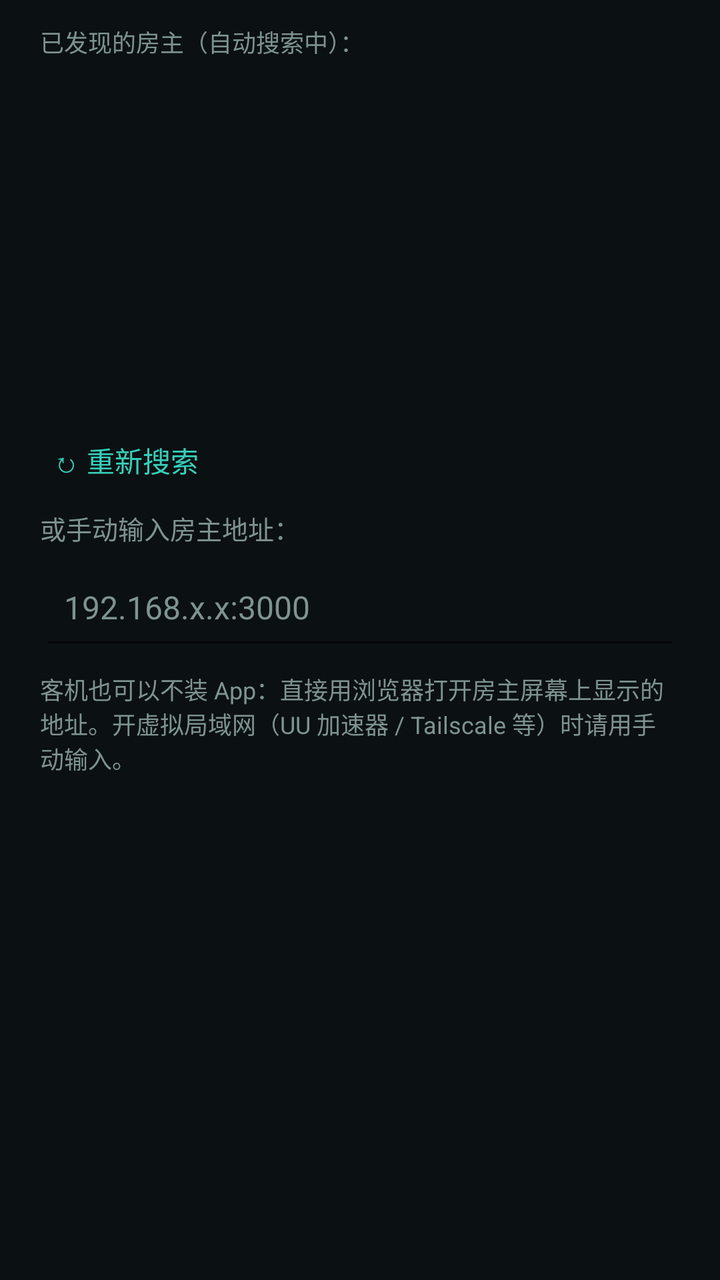
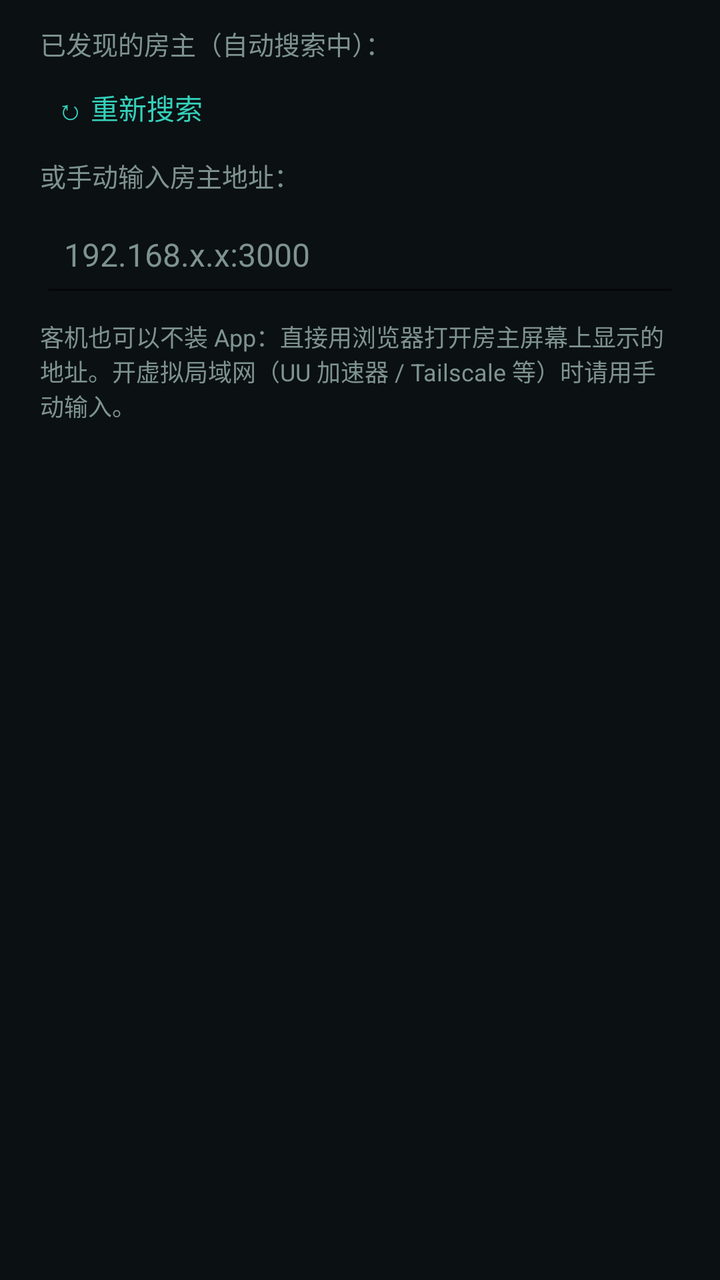

Screens rendered from an Android XML layout before and after an edit, with the pre-edit source and the edit as a unified diff.
<!-- AndroidManifest.xml: application theme Theme.Stronghold -->
<!-- res/layout/dialog_join.xml -->
<?xml version="1.0" encoding="utf-8"?>
<LinearLayout xmlns:android="http://schemas.android.com/apk/res/android"
    android:layout_width="match_parent"
    android:layout_height="wrap_content"
    android:orientation="vertical"
    android:paddingLeft="20dp"
    android:paddingRight="20dp"
    android:paddingTop="12dp">

    <TextView
        android:layout_width="wrap_content"
        android:layout_height="wrap_content"
        android:text="@string/join_discovered"
        android:textColor="@color/textDim"
        android:textSize="12sp" />

    <ListView
        android:id="@+id/lvHosts"
        android:layout_width="match_parent"
        android:layout_height="180dp"
        android:layout_marginTop="4dp" />

    <TextView
        android:id="@+id/btnRefresh"
        android:layout_width="wrap_content"
        android:layout_height="wrap_content"
        android:background="?attr/selectableItemBackground"
        android:padding="6dp"
        android:text="@string/join_refresh"
        android:textColor="@color/accent"
        android:textSize="14sp" />

    <TextView
        android:layout_width="wrap_content"
        android:layout_height="wrap_content"
        android:layout_marginTop="8dp"
        android:text="@string/join_manual_label"
        android:textColor="@color/textDim"
        android:textSize="13sp" />

    <EditText
        android:id="@+id/etAddress"
        android:layout_width="match_parent"
        android:layout_height="wrap_content"
        android:layout_marginTop="4dp"
        android:minHeight="52dp"
        android:padding="12dp"
        android:hint="@string/join_manual_hint"
        android:imeOptions="actionDone"
        android:inputType="textUri"
        android:textColor="@color/textPrimary"
        android:textColorHint="@color/textDim"
        android:textSize="16sp" />

    <TextView
        android:layout_width="match_parent"
        android:layout_height="wrap_content"
        android:layout_marginTop="6dp"
        android:layout_marginBottom="8dp"
        android:text="@string/join_hint"
        android:textColor="@color/textDim"
        android:textSize="12sp" />
</LinearLayout>
<!-- resources referenced by this layout -->
<resources>
  <color name="accent">#35D0BA</color>
  <color name="textDim">#7E938F</color>
  <color name="textPrimary">#E6F1EF</color>
  <string name="join_discovered">已发现的房主（自动搜索中）：</string>
  <string name="join_hint">客机也可以不装 App：直接用浏览器打开房主屏幕上显示的地址。开虚拟局域网（UU 加速器 / Tailscale 等）时请用手动输入。</string>
  <string name="join_manual_hint">192.168.x.x:3000</string>
  <string name="join_manual_label">或手动输入房主地址：</string>
  <string name="join_refresh">↻ 重新搜索</string>
  <style name="Theme.Stronghold" parent="Theme.AppCompat.DayNight.NoActionBar">
          <item name="android:windowBackground">@color/background</item>
          <item name="colorPrimary">@color/accent</item>
          <item name="colorPrimaryDark">@color/background</item>
          <item name="colorAccent">@color/accent</item>
          <item name="android:statusBarColor">@android:color/transparent</item>
          <item name="android:navigationBarColor">@android:color/black</item>
          <item name="android:windowLightStatusBar">false</item>
          <item name="android:colorButtonNormal">@color/surface</item>
      </style>
  <color name="background">#0B1013</color>
  <color name="surface">#16232A</color>
</resources>

<!-- the commit's change to res/layout/dialog_join.xml (unified diff, before → after) -->
@@ -1,63 +1,73 @@
 <?xml version="1.0" encoding="utf-8"?>
-<LinearLayout xmlns:android="http://schemas.android.com/apk/res/android"
+<ScrollView xmlns:android="http://schemas.android.com/apk/res/android"
     android:layout_width="match_parent"
     android:layout_height="wrap_content"
-    android:orientation="vertical"
-    android:paddingLeft="20dp"
-    android:paddingRight="20dp"
-    android:paddingTop="12dp">
+    android:scrollbars="vertical"
+    android:fadeScrollbars="false">
 
-    <TextView
-        android:layout_width="wrap_content"
-        android:layout_height="wrap_content"
-        android:text="@string/join_discovered"
-        android:textColor="@color/textDim"
-        android:textSize="12sp" />
-
-    <ListView
-        android:id="@+id/lvHosts"
-        android:layout_width="match_parent"
-        android:layout_height="180dp"
-        android:layout_marginTop="4dp" />
-
-    <TextView
-        android:id="@+id/btnRefresh"
-        android:layout_width="wrap_content"
-        android:layout_height="wrap_content"
-        android:background="?attr/selectableItemBackground"
-        android:padding="6dp"
-        android:text="@string/join_refresh"
-        android:textColor="@color/accent"
-        android:textSize="14sp" />
-
-    <TextView
-        android:layout_width="wrap_content"
-        android:layout_height="wrap_content"
-        android:layout_marginTop="8dp"
-        android:text="@string/join_manual_label"
-        android:textColor="@color/textDim"
-        android:textSize="13sp" />
-
-    <EditText
-        android:id="@+id/etAddress"
+    <LinearLayout
         android:layout_width="match_parent"
         android:layout_height="wrap_content"
-        android:layout_marginTop="4dp"
-        android:minHeight="52dp"
-        android:padding="12dp"
-        android:hint="@string/join_manual_hint"
-        android:imeOptions="actionDone"
-        android:inputType="textUri"
-        android:textColor="@color/textPrimary"
-        android:textColorHint="@color/textDim"
-        android:textSize="16sp" />
+        android:orientation="vertical"
+        android:paddingLeft="20dp"
+        android:paddingRight="20dp"
+        android:paddingTop="12dp"
+        android:paddingBottom="8dp">
 
-    <TextView
-        android:layout_width="match_parent"
-        android:layout_height="wrap_content"
-        android:layout_marginTop="6dp"
-        android:layout_marginBottom="8dp"
-        android:text="@string/join_hint"
-        android:textColor="@color/textDim"
-        android:textSize="12sp" />
-</LinearLayout>
+        <TextView
+            android:layout_width="wrap_content"
+            android:layout_height="wrap_content"
+            android:text="@string/join_discovered"
+            android:textColor="@color/textDim"
+            android:textSize="13sp" />
+
+        
+        <LinearLayout
+            android:id="@+id/lvHosts"
+            android:layout_width="match_parent"
+            android:layout_height="wrap_content"
+            android:layout_marginTop="4dp"
+            android:orientation="vertical" />
+
+        <TextView
+            android:id="@+id/btnRefresh"
+            android:layout_width="wrap_content"
+            android:layout_height="wrap_content"
+            android:background="?attr/selectableItemBackground"
+            android:padding="8dp"
+            android:text="@string/join_refresh"
+            android:textColor="@color/accent"
+            android:textSize="14sp" />
+
+        <TextView
+            android:layout_width="wrap_content"
+            android:layout_height="wrap_content"
+            android:layout_marginTop="6dp"
+            android:text="@string/join_manual_label"
+            android:textColor="@color/textDim"
+            android:textSize="13sp" />
+
+        <EditText
+            android:id="@+id/etAddress"
+            android:layout_width="match_parent"
+            android:layout_height="wrap_content"
+            android:layout_marginTop="4dp"
+            android:minHeight="52dp"
+            android:padding="12dp"
+            android:hint="@string/join_manual_hint"
+            android:imeOptions="actionDone"
+            android:inputType="textUri"
+            android:textColor="@color/textPrimary"
+            android:textColorHint="@color/textDim"
+            android:textSize="16sp" />
+
+        <TextView
+            android:layout_width="match_parent"
+            android:layout_height="wrap_content"
+            android:layout_marginTop="6dp"
+            android:layout_marginBottom="8dp"
+            android:text="@string/join_hint"
+            android:textColor="@color/textDim"
+            android:textSize="12sp" />
+    </LinearLayout>
+</ScrollView>
